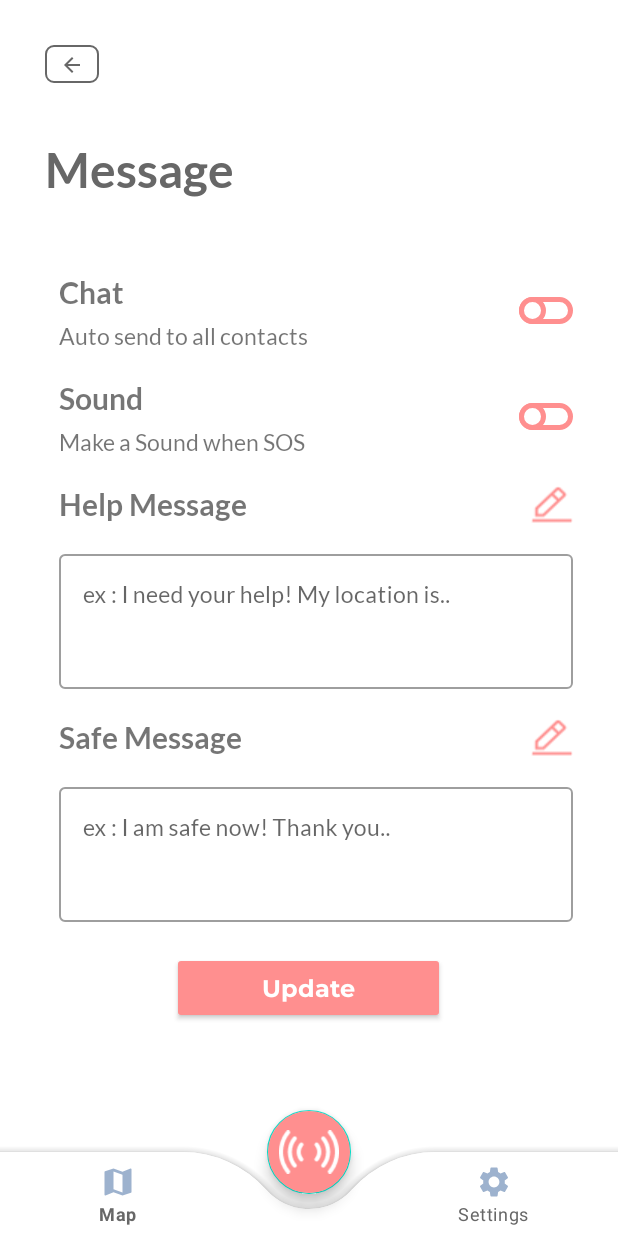
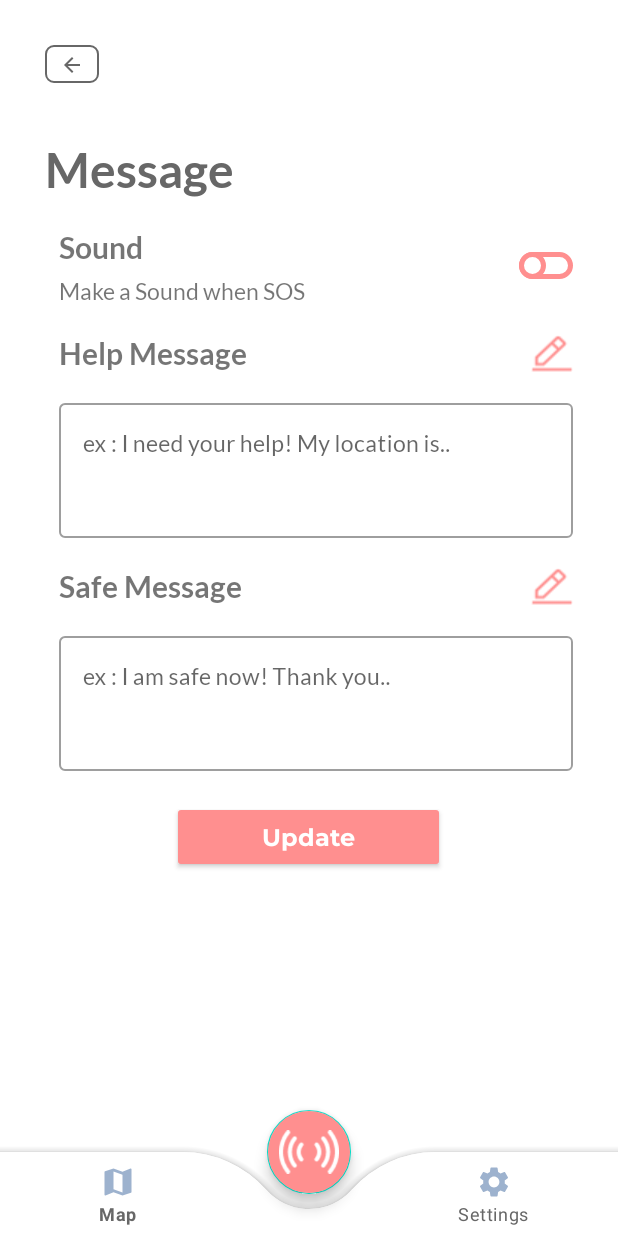
Before and after one commit to ValenciusR/HerAlert, an Android app: the fragment MessageFragment placed in its activity, on a phone screen of 412 x 824 dp. Run offline under Robolectric (Android 15) with nearby library versions, the phone set to English and light mode, and no system bars.

Commit message:
Removed auto send message in message fragment

```diff
--- a/app/src/main/java/com/example/heralert/MessageFragment.java
+++ b/app/src/main/java/com/example/heralert/MessageFragment.java
@@ -19,7 +19,7 @@ import com.google.android.material.textfield.TextInputEditText;
 public class MessageFragment extends Fragment {
 
     AppCompatButton backBtn, updateBtn;
-    SwitchCompat autoSendSwitch, sosSoundSwitch;
+    SwitchCompat sosSoundSwitch;
     TextInputEditText helpMessageInputText, safeMessageInputText;
     @Override
     public View onCreateView(LayoutInflater inflater, ViewGroup container,
@@ -29,19 +29,11 @@ public class MessageFragment extends Fragment {
         updateBtn = v.findViewById(R.id.updateBtn);
         helpMessageInputText = v.findViewById(R.id.helpMessageInputText);
         safeMessageInputText = v.findViewById(R.id.helpMessageInputText);
-        autoSendSwitch = v.findViewById(R.id.autoSendSwitch);
         sosSoundSwitch = v.findViewById(R.id.sosSoundSwitch);
         backBtn.setOnClickListener(new View.OnClickListener() {
             @Override
             public void onClick(View v) {
                 replaceFragment(new SettingsFragment());
-            }
-        });
-
-        autoSendSwitch.setOnClickListener(new View.OnClickListener() {
-            @Override
-            public void onClick(View v) {
-                onAutoSendClick(v);
             }
         });
 
@@ -68,15 +60,6 @@ public class MessageFragment extends Fragment {
         fragmentTransaction.commit();
     }
 
-    public void onAutoSendClick(View view){
-        if(autoSendSwitch.isChecked()){
-
-        }
-        else{
-
-        }
-    }
-
     public void onSosSwitchClick(View view){
         if(sosSoundSwitch.isChecked()){
 
--- a/app/src/main/res/layout/fragment_message.xml
+++ b/app/src/main/res/layout/fragment_message.xml
@@ -30,54 +30,6 @@
             android:text="Message"
             android:textColor="#676767"
             android:textSize="32dp" />
-
-        <androidx.appcompat.widget.LinearLayoutCompat
-            android:layout_width="match_parent"
-            android:layout_height="wrap_content"
-            android:layout_marginLeft="9dp"
-            android:layout_marginTop="50dp"
-            android:orientation="horizontal">
-
-            <androidx.appcompat.widget.LinearLayoutCompat
-                android:layout_width="wrap_content"
-                android:layout_height="wrap_content"
-                android:layout_gravity="center_vertical"
-                android:orientation="vertical">
-
-                <androidx.appcompat.widget.AppCompatTextView
-                    android:layout_width="wrap_content"
-                    android:layout_height="wrap_content"
-                    android:fontFamily="@font/lato_bold"
-                    android:text="Chat"
-                    android:textSize="20dp" />
-
-                <androidx.appcompat.widget.AppCompatTextView
-                    android:layout_width="wrap_content"
-                    android:layout_height="wrap_content"
-                    android:fontFamily="@font/lato_regular"
-                    android:paddingTop="7dp"
-                    android:text="Auto send to all contacts"
-                    android:textSize="15dp" />
-
-
-            </androidx.appcompat.widget.LinearLayoutCompat>
-
-            <androidx.appcompat.widget.LinearLayoutCompat
-                android:layout_width="wrap_content"
-                android:layout_height="match_parent"
-                android:layout_weight="1"
-                android:gravity="end">
-
-                <androidx.appcompat.widget.SwitchCompat
-                    android:id="@+id/autoSendSwitch"
-                    android:layout_width="wrap_content"
-                    android:layout_height="wrap_content"
-                    android:onClick="onAutoSendClick"
-                    android:thumb="@drawable/message_switch_thumb"
-                    app:track="@drawable/message_switch_track"/>
-            </androidx.appcompat.widget.LinearLayoutCompat>
-
-        </androidx.appcompat.widget.LinearLayoutCompat>
 
         <androidx.appcompat.widget.LinearLayoutCompat
             android:layout_width="match_parent"
```
